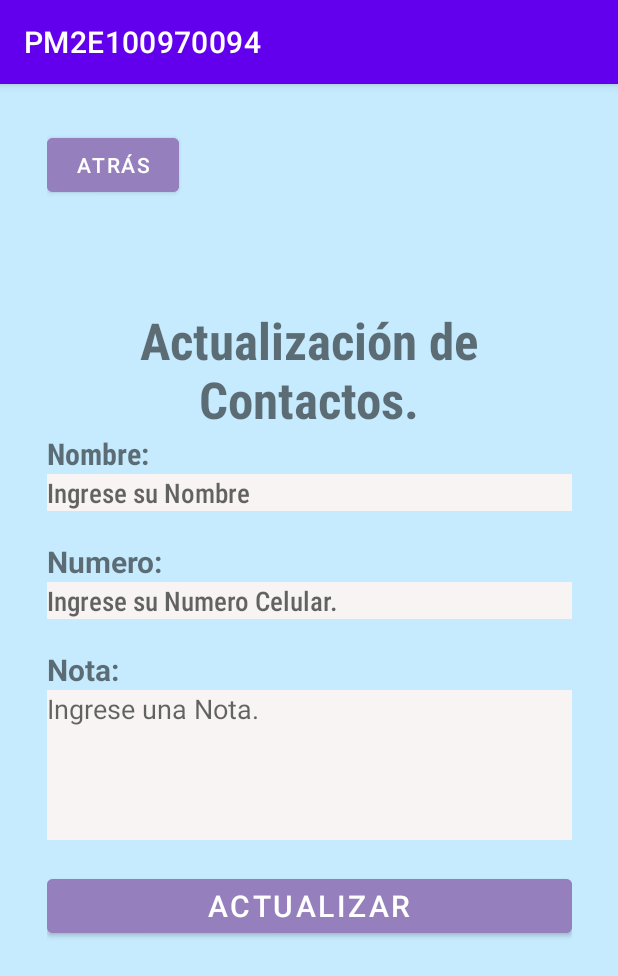
After one commit to FabsValladares/PM2E100970094, an Android app: the ActivityActualizarContactos screen opened directly, with no data from a screen before it, on a phone screen of 412 x 824 dp. The commit adds this screen. Shown: the top 976 px of the screen. Run offline under Robolectric (Android 15) with nearby library versions, the phone set to English and light mode, and no system bars; 4 statements that could not run were skipped.

Commit message:
Actualizaciones Finales

```diff
--- /dev/null
+++ b/app/src/main/java/com/example/pm2e100970094/ActivityActualizarContactos.java
@@ -0,0 +1,73 @@
+package com.example.pm2e100970094;
+
+import androidx.appcompat.app.AppCompatActivity;
+
+import android.content.ContentValues;
+import android.content.Intent;
+import android.database.sqlite.SQLiteDatabase;
+import android.os.Bundle;
+import android.view.View;
+import android.widget.Button;
+import android.widget.EditText;
+import android.widget.Toast;
+
+import com.example.pm2e100970094.configuracion.SQLiteConexion;
+import com.example.pm2e100970094.transacciones.Transacciones;
+
+public class ActivityActualizarContactos extends AppCompatActivity {
+
+    SQLiteConexion conexion;
+    EditText nombre, telefono, notas;
+    private String id;
+
+    @Override
+    protected void onCreate(Bundle savedInstanceState) {
+        super.onCreate(savedInstanceState);
+        setContentView(R.layout.activity_actualizar_contactos);
+
+        conexion= new SQLiteConexion(this, Transacciones.NameDatabase, null, 1);
+
+        Intent i = getIntent();
+        id  = getIntent().getExtras().getString("ID");
+        String name = getIntent().getExtras().getString("Nombre");
+        String fono  = getIntent().getExtras().getString("Telefono");
+        String notes  = getIntent().getExtras().getString("Nota");
+        Button btnUpdate = (Button) findViewById(R.id.btnActualizar);
+
+        nombre = (EditText) findViewById(R.id.nombres);
+        telefono = (EditText) findViewById(R.id.numero);
+        notas = (EditText) findViewById(R.id.notas);
+
+        nombre.setText(name);
+        telefono.setText(fono);
+        notas.setText(notes);
+
+        btnUpdate.setOnClickListener(new View.OnClickListener() {
+            @Override
+            public void onClick(View v) {
+                actualizar();
+            }
+        });
+    }
+     public void irMainActivity (View view){
+        Intent i = new Intent(this, MainActivity.class);
+        startActivity(i);
+    }
+
+    private void actualizar() {
+        SQLiteDatabase db = conexion.getWritableDatabase();
+        String []  params = {id};
+
+        ContentValues valores = new ContentValues();
+        valores.put(Transacciones.nombre, nombre.getText().toString());
+        valores.put(Transacciones.telefono, telefono.getText().toString());
+        valores.put(Transacciones.nota, notas.getText().toString());
+
+        db.update(Transacciones.tablacontactos, valores, Transacciones.id +"=?", params);
+        Toast.makeText(getApplicationContext(),"Dato actualizados", Toast.LENGTH_LONG).show();
+        Intent i = new Intent(this, ActivityListView.class);
+        startActivity(i);
+    }
+
+
+}
--- a/app/src/main/java/com/example/pm2e100970094/transacciones/Contactos.java
+++ b/app/src/main/java/com/example/pm2e100970094/transacciones/Contactos.java
@@ -19,7 +19,7 @@ public class Contactos {
         this.imagen = imagen;
     }
 
-    public Integer getId() {
+    public  Integer getId() {
         return id;
     }
 
--- a/app/src/main/java/com/example/pm2e100970094/transacciones/Transacciones.java
+++ b/app/src/main/java/com/example/pm2e100970094/transacciones/Transacciones.java
@@ -16,7 +16,7 @@ public class Transacciones {
     public static final String CreateTBContactos=
             "CREATE TABLE contactos (id INTEGER PRIMARY KEY AUTOINCREMENT, pais TEXT, "+"nombre TEXT, telefono INTEGER, nota TEXT, imagen BLOB)";
 
-    public static final  String DropTableContactos= "DROP TABLE IF EXISTS personas";
+    public static final  String DropTableContactos= "DROP TABLE IF EXISTS contactos";
 
     //Helpers
     public static final  String Empty= "";
--- /dev/null
+++ b/app/src/main/res/layout/activity_actualizar_contactos.xml
@@ -0,0 +1,135 @@
+<?xml version="1.0" encoding="utf-8"?>
+<androidx.constraintlayout.widget.ConstraintLayout xmlns:android="http://schemas.android.com/apk/res/android"
+    xmlns:app="http://schemas.android.com/apk/res-auto"
+    xmlns:tools="http://schemas.android.com/tools"
+    android:layout_width="match_parent"
+    android:layout_height="match_parent"
+    android:background="#C6EBFE"
+    android:backgroundTint="#C6EBFE"
+    tools:context=".ActivityActualizarContactos">
+
+    <LinearLayout
+        android:layout_width="350dp"
+        android:layout_height="match_parent"
+        android:orientation="vertical"
+        app:layout_constraintBottom_toBottomOf="parent"
+        app:layout_constraintEnd_toEndOf="parent"
+        app:layout_constraintStart_toStartOf="parent"
+        app:layout_constraintTop_toTopOf="parent">
+
+        <Space
+            android:layout_width="match_parent"
+            android:layout_height="30dp" />
+
+        <Button
+            android:id="@+id/btn_Atras"
+            android:layout_width="wrap_content"
+            android:layout_height="wrap_content"
+            android:backgroundTint="#9580BD"
+            android:onClick="irMainActivity"
+            android:text="Atrás" />
+
+        <Space
+            android:layout_width="match_parent"
+            android:layout_height="70dp" />
+
+        <TextView
+            android:id="@+id/titulo"
+            android:layout_width="match_parent"
+            android:layout_height="wrap_content"
+            android:fontFamily="sans-serif-condensed-medium"
+            android:foregroundTint="#000000"
+            android:gravity="center"
+            android:text="Actualización de Contactos."
+            android:textSize="34sp"
+            android:textStyle="bold" />
+
+        <TextView
+            android:id="@+id/labelnombre"
+            android:layout_width="match_parent"
+            android:layout_height="wrap_content"
+            android:fontFamily="sans-serif-condensed-medium"
+            android:gravity="center_horizontal|left"
+            android:text="Nombre:"
+            android:textSize="20sp"
+            android:textStyle="bold" />
+
+        <EditText
+            android:id="@+id/nombres"
+            android:layout_width="match_parent"
+            android:layout_height="wrap_content"
+            android:background="#F8F4F4"
+            android:backgroundTint="#F8F4F4"
+            android:ems="10"
+            android:fontFamily="sans-serif-condensed-medium"
+            android:hint="Ingrese su Nombre"
+            android:inputType="textPersonName"
+            android:textStyle="normal" />
+
+        <Space
+            android:layout_width="match_parent"
+            android:layout_height="20dp"
+            android:textStyle="bold" />
+
+        <TextView
+            android:id="@+id/labelnumero"
+            android:layout_width="match_parent"
+            android:layout_height="wrap_content"
+            android:text="Numero:"
+            android:textSize="20sp"
+            android:textStyle="bold" />
+
+        <EditText
+            android:id="@+id/numero"
+            android:layout_width="match_parent"
+            android:layout_height="wrap_content"
+            android:background="#F8F4F4"
+            android:backgroundTint="#F8F4F4"
+            android:ems="10"
+            android:fontFamily="sans-serif-condensed-medium"
+            android:hint="Ingrese su Numero Celular."
+            android:inputType="number"
+            android:textStyle="normal" />
+
+        <Space
+            android:layout_width="match_parent"
+            android:layout_height="20dp"
+            android:textStyle="bold" />
+
+        <TextView
+            android:id="@+id/labelNota"
+            android:layout_width="match_parent"
+            android:layout_height="wrap_content"
+            android:text="Nota:"
+            android:textSize="20sp"
+            android:textStyle="bold" />
+
+        <EditText
+            android:id="@+id/notas"
+            android:layout_width="match_parent"
+            android:layout_height="100dp"
+            android:background="#F8F4F4"
+            android:backgroundTint="#F8F4F4"
+            android:ems="10"
+            android:gravity="start|top"
+            android:hint="Ingrese una Nota."
+            android:inputType="textMultiLine"
+            android:textStyle="normal" />
+
+        <Space
+            android:layout_width="match_parent"
+            android:layout_height="20dp" />
+
+        <Button
+            android:id="@+id/btnActualizar"
+            android:layout_width="match_parent"
+            android:layout_height="wrap_content"
+            android:backgroundTint="#9580BD"
+            android:fontFamily="sans-serif-medium"
+            android:text="Actualizar"
+            android:textSize="20sp" />
+
+    </LinearLayout>
+
+
+</androidx.constraintlayout.widget.ConstraintLayout>
```
Also changed, not shown: app/src/main/AndroidManifest.xml (+8 -0 lines), app/src/main/java/com/example/pm2e100970094/ActivityListView.java (+137 -61 lines), app/src/main/java/com/example/pm2e100970094/ActivityMostrarFoto.java (added, +66 -0 lines), app/src/main/java/com/example/pm2e100970094/MainActivity.java (+9 -21 lines), app/src/main/res/layout/activity_list_view.xml (+21 -14 lines), app/src/main/res/layout/activity_mostrar_foto.xml (added, +53 -0 lines).
